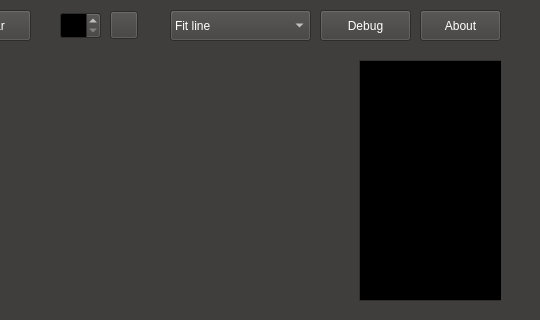
laciKE/WebcamWizard, file src/webcamWizard.ui: the form before one commit; both pictures show x 340 to 880 and y 0 to 320 of the 880 by 670 pixel window.
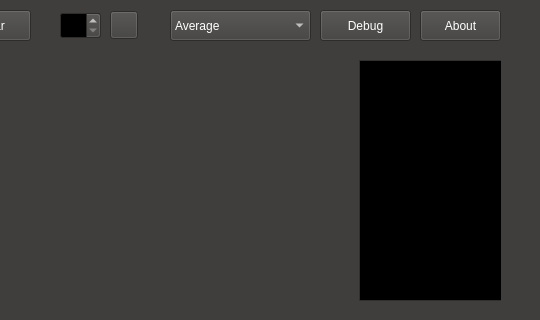
The form after the commit.

Diff of the .ui file:
```diff
--- a/src/webcamWizard.ui
+++ b/src/webcamWizard.ui
@@ -693,7 +693,7 @@
     </rect>
    </property>
    <property name="currentIndex">
-    <number>2</number>
+    <number>3</number>
    </property>
    <property name="modelColumn">
     <number>0</number>
```
Left out of the diff: 5 changed lines with no effect on the pictures.
